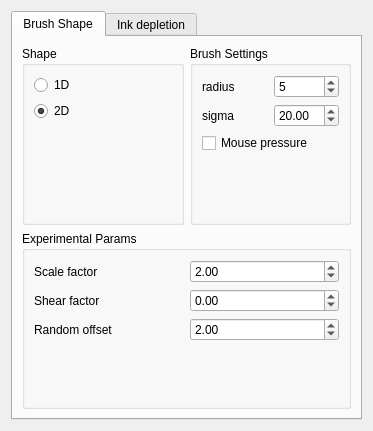
This is krita/plugins/paintops/hairy/wdghairyeoptions.ui in KDE/krita as Qt 5 draws it before an edit. The edited form follows.
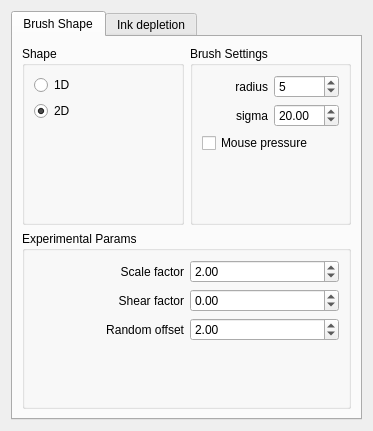
This is the edited form. Custom widgets are drawn as their Qt base class.

Commit message:
Fix the alignment of labels in dialogs
Patch by Juan Palacios

What changed in the file:
```diff
--- a/krita/plugins/paintops/hairy/wdghairyeoptions.ui
+++ b/krita/plugins/paintops/hairy/wdghairyeoptions.ui
@@ -138,6 +138,9 @@
                 <property name="text" >
                  <string>radius</string>
                 </property>
+                <property name="alignment">
+                 <set>Qt::AlignRight|Qt::AlignTrailing|Qt::AlignVCenter</set>
+                </property>
                </widget>
               </item>
               <item row="2" column="0" >
@@ -145,6 +148,9 @@
                 <property name="text" >
                  <string>sigma</string>
                 </property>
+                <property name="alignment">
+                 <set>Qt::AlignRight|Qt::AlignTrailing|Qt::AlignVCenter</set>
+                </property>
                </widget>
               </item>
              </layout>
@@ -182,6 +188,9 @@
               <property name="text" >
                <string>Scale factor</string>
               </property>
+              <property name="alignment">
+               <set>Qt::AlignRight|Qt::AlignTrailing|Qt::AlignVCenter</set>
+              </property>
              </widget>
             </item>
             <item row="0" column="1" >
@@ -199,6 +208,9 @@
               <property name="text" >
                <string>Shear factor</string>
               </property>
+              <property name="alignment">
+               <set>Qt::AlignRight|Qt::AlignTrailing|Qt::AlignVCenter</set>
+              </property>
              </widget>
             </item>
             <item row="1" column="1" >
@@ -216,6 +228,9 @@
               <property name="text" >
                <string>Random offset</string>
               </property>
+              <property name="alignment">
+               <set>Qt::AlignRight|Qt::AlignTrailing|Qt::AlignVCenter</set>
+              </property>
              </widget>
             </item>
             <item row="2" column="1" >
```
Left out of the diff: 332 changed lines with no effect on the pictures. The commit also changes 71 other files.
